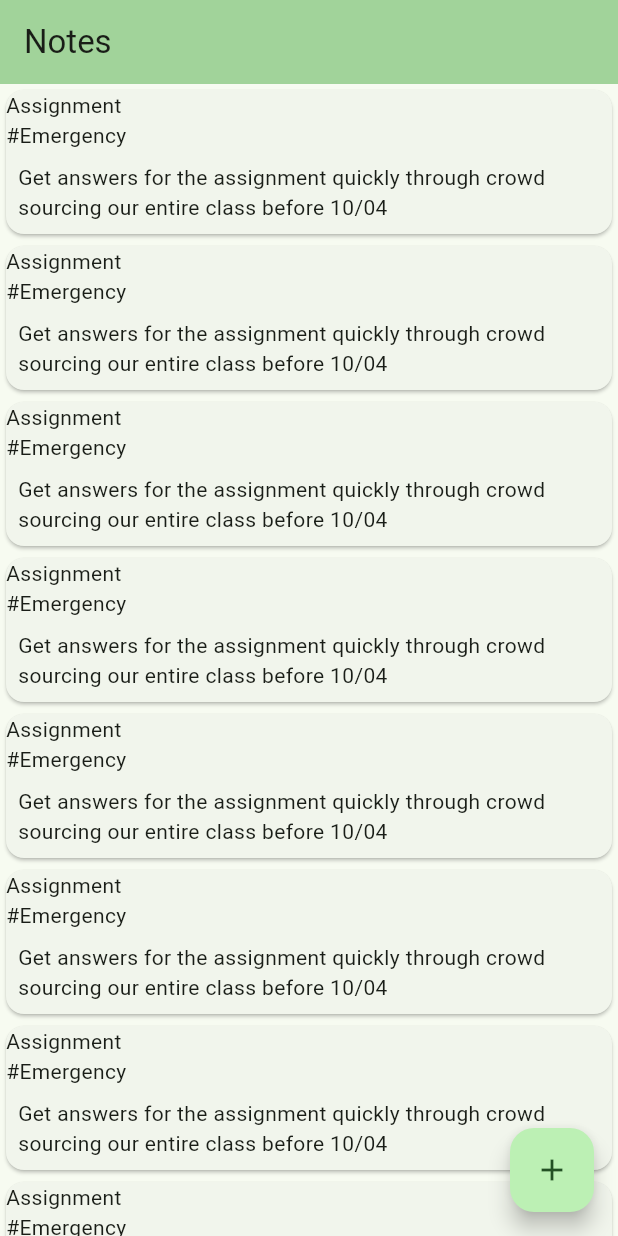
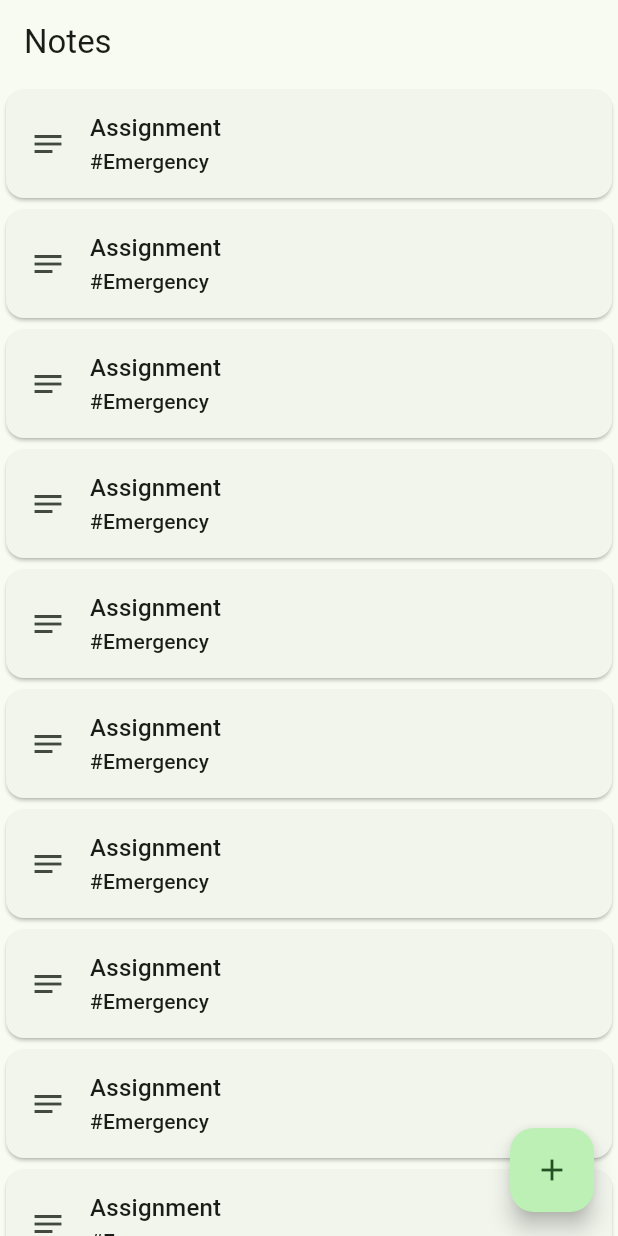
Before and after one commit to nijuyonkadesu/notes-flutter, a Flutter app: the screen it shows after launch, on a phone screen of 412 x 824 dp. Run offline on Flutter 3.47's test engine with Material 2 defaults, Android fonts, the phone set to English and light mode, and no system bars.

Commit message:
Basic Decent card

```diff
--- a/lib/main.dart
+++ b/lib/main.dart
@@ -42,7 +42,6 @@ class _NotesHomePageState extends State<NotesHomePage> {
   Widget build(BuildContext context) {
     return Scaffold(
       appBar: AppBar(
-        backgroundColor: Theme.of(context).colorScheme.inversePrimary,
         title: Text(widget.title),
       ),
       // body: _buildNoteList(),
@@ -68,7 +67,7 @@ class _NotesHomePageState extends State<NotesHomePage> {
       ),
       floatingActionButton: FloatingActionButton(
         onPressed: _newNote,
-        tooltip: 'Increment',
+        tooltip: 'Take Note',
         child: const Icon(Icons.add),
       ),
     );
--- a/lib/single_note.dart
+++ b/lib/single_note.dart
@@ -20,15 +20,12 @@ class _SingleNoteState extends State<SingleNote> {
       child: Column(
         crossAxisAlignment: CrossAxisAlignment.start,
         children: [
-          Container(
-            child: Text(contentTitle),
-          ),
-          Container(
-            child: Text("#$contentHashTag"),
-          ),
-          Container(
-            padding: EdgeInsets.all(8),
-            child: Text(content),
+          ListTile(
+            leading: Icon(Icons.notes),
+            title: Text(contentTitle),
+            subtitle: Text("#$contentHashTag"),
+            titleTextStyle: Theme.of(context).textTheme.titleMedium,
+            subtitleTextStyle:Theme.of(context).textTheme.titleSmall,
           )
         ],
       ),
```
